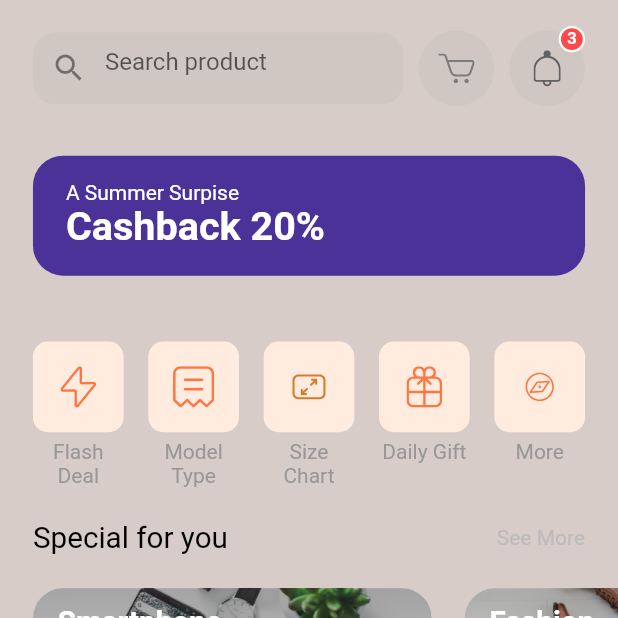
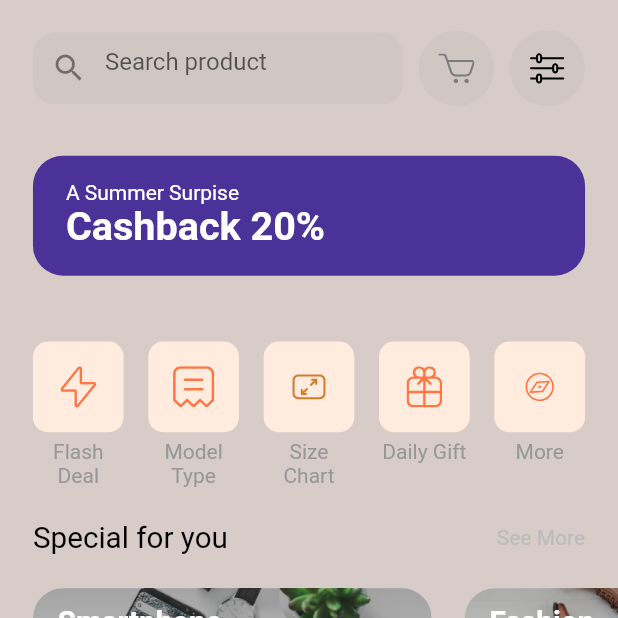
Before and after one commit to Richaljuliansyah/fp3-eccomers, a Flutter app: the HomeScreen screen opened by its route, on a phone screen of 412 x 824 dp, the top half of it. Run offline on Flutter 3.47's test engine with Material 2 defaults, Android fonts, the phone set to English and light mode, and no system bars; our stand-ins replace flutter_svg, google_fonts, grouped_list, shared_preferences; accounts and stored records are empty; network calls fail.

Commit message:
home header

```diff
--- a/lib/screens/home/components/home_header.dart
+++ b/lib/screens/home/components/home_header.dart
@@ -1,4 +1,3 @@
-// TODO Implement this library.
 import 'package:flutter/material.dart';
 import 'package:simple_ecommerce/screens/cart/cart_screen.dart';
 
@@ -25,8 +24,7 @@ class HomeHeader extends StatelessWidget {
             press: () => Navigator.pushNamed(context, CartScreen.routeName),
           ),
           IconBtnWithCounter(
-            svgSrc: "assets/icons/Bell.svg",
-            numOfitem: 3,
+            svgSrc: "assets/icons/Filter.svg",
             press: () {},
           ),
         ],
```
